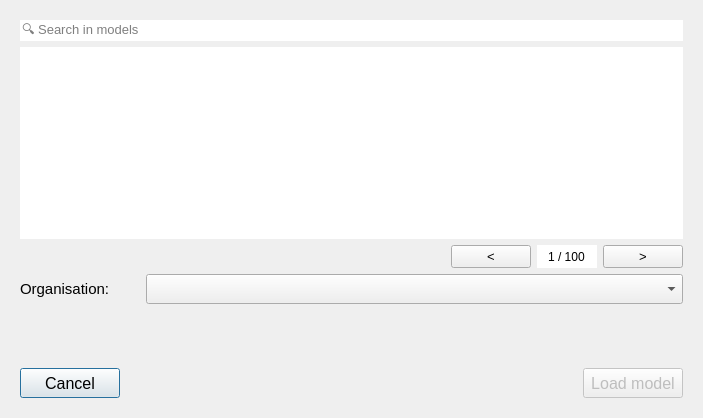
Old version of the form threedi_api_qgis_client/ui/model_selection.ui in the repository nens/threedi-api-qgis-client.
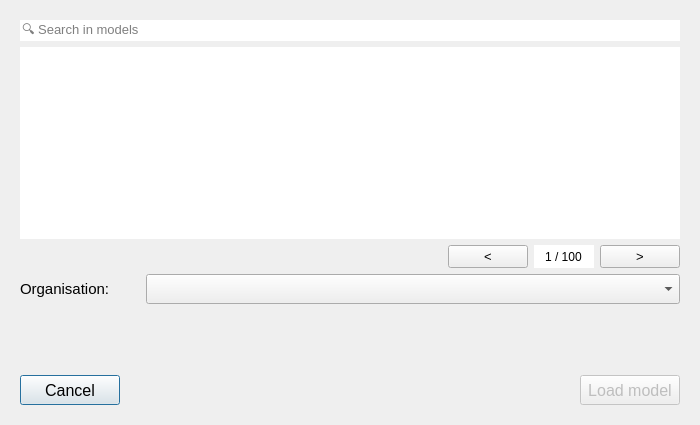
New version of the form.

Commit message: Fix for the closing model selection window after hitting enter key.

```diff
--- a/threedi_api_qgis_client/ui/model_selection.ui
+++ b/threedi_api_qgis_client/ui/model_selection.ui
@@ -6,8 +6,8 @@
    <rect>
     <x>0</x>
     <y>0</y>
-    <width>703</width>
-    <height>418</height>
+    <width>700</width>
+    <height>425</height>
    </rect>
   </property>
   <property name="windowTitle">
```
Left out of the diff: 10 changed lines with no effect on the pictures.
